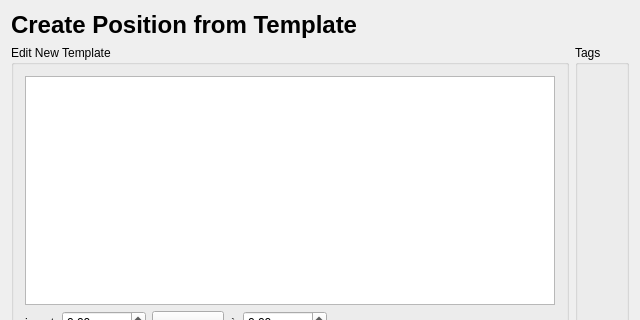
Above: src/inserttmplbase.ui from dragotin/kraft before the change; both pictures show x 0 to 640 and y 0 to 320 of the 640 by 460 pixel window. Below: the same form after it.
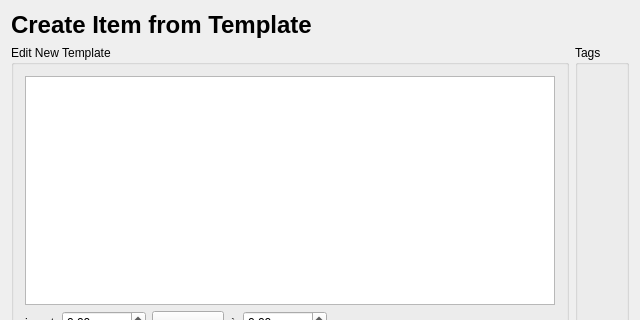
That is the form after the change.

The edit to the form file:
```diff
--- a/src/inserttmplbase.ui
+++ b/src/inserttmplbase.ui
@@ -27,7 +27,7 @@
       </font>
      </property>
      <property name="text">
-      <string>Create Position from Template</string>
+      <string>Create Item from Template</string>
      </property>
      <property name="textFormat">
       <enum>Qt::PlainText</enum>
```
